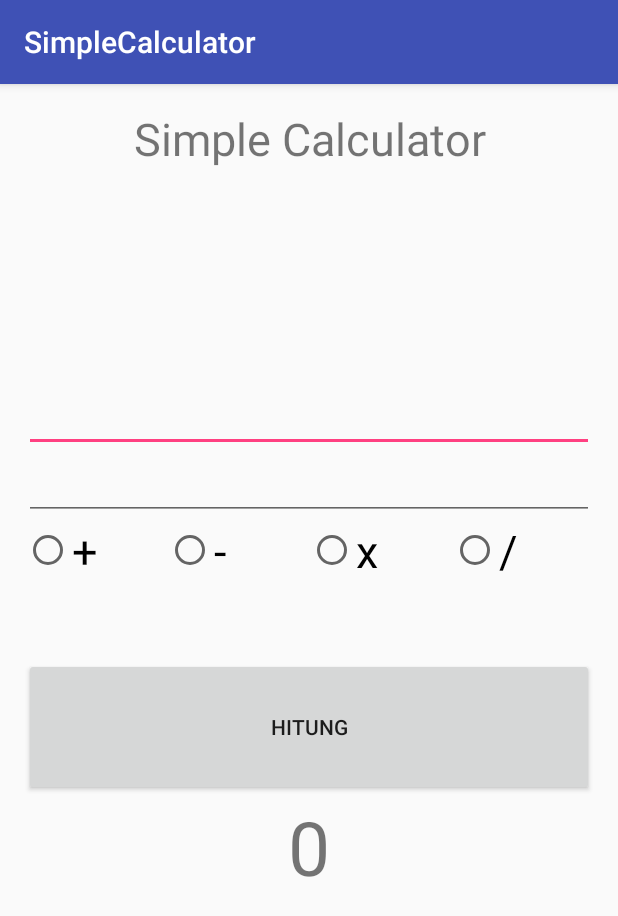
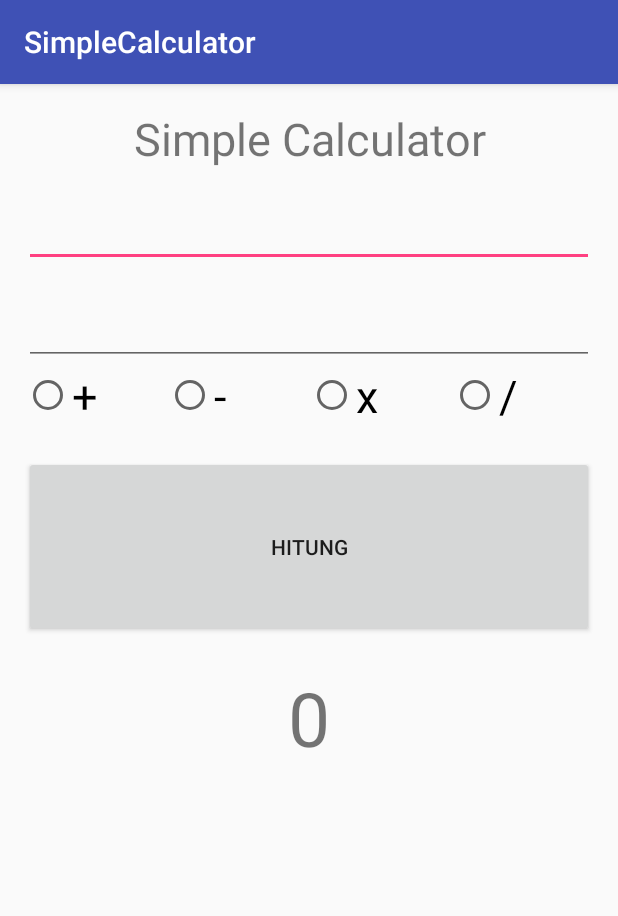
Before and after one commit to kaqfa/andro_training, an Android app: the screen it shows after launch (MainActivity), on a phone screen of 412 x 824 dp. Shown: the top 916 px of the screen. Run offline under Robolectric (Android 15) with nearby library versions, the phone set to English and light mode, and no system bars.

Commit message:
Simple calculator finish

```diff
--- a/aplikasi/SimpleCalculator/app/src/main/res/layout/activity_main.xml
+++ b/aplikasi/SimpleCalculator/app/src/main/res/layout/activity_main.xml
@@ -15,25 +15,28 @@
 
     <TextView
         android:layout_width="match_parent"
-        android:layout_height="0dp"
-        android:layout_weight="2"
+        android:layout_height="wrap_content"
         android:text="Simple Calculator"
         android:textSize="30dp"
         android:textAlignment="center"/>
 
     <EditText
         android:id="@+id/num1"
+        android:layout_marginTop="20dp"
         android:layout_width="match_parent"
-        android:layout_height="wrap_content" />
+        android:layout_height="wrap_content"
+        android:inputType="numberDecimal"/>
     <EditText
         android:id="@+id/num2"
+        android:layout_marginTop="20dp"
         android:layout_width="match_parent"
-        android:layout_height="wrap_content" />
+        android:layout_height="wrap_content"
+        android:inputType="numberDecimal"/>
 
     <RadioGroup
+        android:id="@+id/operator"
         android:layout_width="match_parent"
-        android:layout_height="0dp"
-        android:layout_weight="1"
+        android:layout_height="wrap_content"
         android:orientation="horizontal">
         <RadioButton
             android:id="@+id/plus"
@@ -68,6 +71,7 @@
         android:layout_width="match_parent"
         android:layout_height="0dp"
         android:layout_weight="1"
+        android:layout_marginTop="20dp"
         android:text="Hitung"
         android:onClick="calculate"/>
 
@@ -76,6 +80,7 @@
         android:layout_width="match_parent"
         android:layout_height="0dp"
         android:layout_weight="3"
+        android:layout_marginTop="20dp"
         android:text="0"
         android:textSize="50dp"
         android:textAlignment="center"/>
```
Also changed, not shown: aplikasi/SimpleCalculator/app/src/main/java/fahri/firdaus/simplecalculator/MainActivity.java (+20 -1 lines).
